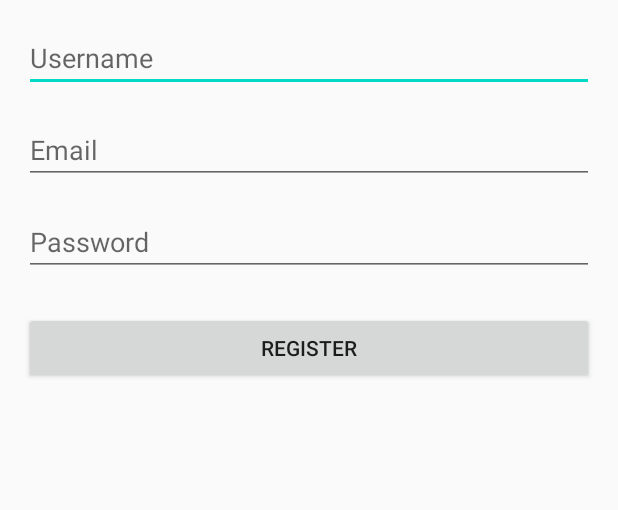
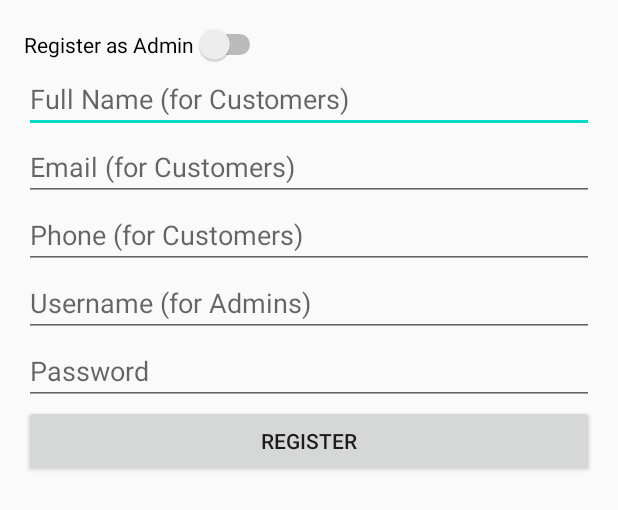
Before and after one commit to vvarjun/ledgerApp, an Android app: the layout register_activity.xml on its own in the app's theme, with its tools: preview values and no code run, on a phone screen of 412 x 824 dp. Shown: the top 510 px of the screen. Run offline under Robolectric (Android 15) with nearby library versions, the phone set to English and light mode, and no system bars.

Commit message:
Revamp of activity

```diff
--- a/app/build.gradle
+++ b/app/build.gradle
@@ -28,6 +28,7 @@ android {
 
 dependencies {
     implementation("androidx.room:room-runtime:2.6.1")
+    implementation 'androidx.recyclerview:recyclerview:1.2.1'
     annotationProcessor("androidx.room:room-compiler:2.6.1")
 
     // To use Kotlin annotation processing tool (kapt)
--- a/app/src/main/java/com/example/ledgerit/RegisterActivity.java
+++ /dev/null
@@ -1,4 +0,0 @@
-package com.example.ledgerit;
-
-public class RegisterActivity {
-}
--- a/app/src/main/res/layout/register_activity.xml
+++ b/app/src/main/res/layout/register_activity.xml
@@ -4,43 +4,55 @@
     android:layout_width="match_parent"
     android:layout_height="match_parent"
     >
-    <RelativeLayout xmlns:android="http://schemas.android.com/apk/res/android"
+    <LinearLayout
         android:layout_width="match_parent"
         android:layout_height="match_parent"
+        android:orientation="vertical"
         android:padding="16dp">
+
+        <Switch
+            android:id="@+id/switchIsAdmin"
+            android:layout_width="wrap_content"
+            android:layout_height="wrap_content"
+            android:text="Register as Admin" />
+
+        <EditText
+            android:id="@+id/editTextName"
+            android:layout_width="match_parent"
+            android:layout_height="wrap_content"
+            android:hint="Full Name (for Customers)" />
+
+        <EditText
+            android:id="@+id/editTextEmail"
+            android:layout_width="match_parent"
+            android:layout_height="wrap_content"
+            android:hint="Email (for Customers)" />
+
+        <EditText
+            android:id="@+id/editTextPhone"
+            android:layout_width="match_parent"
+            android:layout_height="wrap_content"
+            android:hint="Phone (for Customers)" />
 
         <EditText
             android:id="@+id/editTextUsername"
             android:layout_width="match_parent"
             android:layout_height="wrap_content"
-            android:hint="Username" />
-
-        <EditText
-            android:id="@+id/editTextEmail"
-            android:layout_width="match_parent"
-            android:layout_height="wrap_content"
-            android:layout_below="@id/editTextUsername"
-            android:layout_marginTop="16dp"
-            android:inputType="textEmailAddress"
-            android:hint="Email" />
+            android:hint="Username (for Admins)" />
 
         <EditText
             android:id="@+id/editTextPassword"
             android:layout_width="match_parent"
             android:layout_height="wrap_content"
-            android:layout_below="@id/editTextEmail"
-            android:layout_marginTop="16dp"
-            android:inputType="textPassword"
-            android:hint="Password" />
+            android:hint="Password"
+            android:inputType="textPassword" />
 
         <Button
             android:id="@+id/buttonRegister"
             android:layout_width="match_parent"
             android:layout_height="wrap_content"
-            android:layout_below="@id/editTextPassword"
-            android:layout_marginTop="24dp"
             android:text="Register" />
+    </LinearLayout>
 
-    </RelativeLayout>
 
 </androidx.constraintlayout.widget.ConstraintLayout>
```
Also changed, not shown: app/src/main/java/com/example/ledgerit/MainActivity.kt (+22 -49 lines), app/src/main/java/com/example/ledgerit/data/Customer.kt (+5 -7 lines), app/src/main/java/com/example/ledgerit/data/Database.kt (deleted, +0 -10 lines), app/src/main/java/com/example/ledgerit/data/UserDao.kt (+37 -19 lines), app/src/main/res/layout/activity_main.xml (+17 -3 lines).
